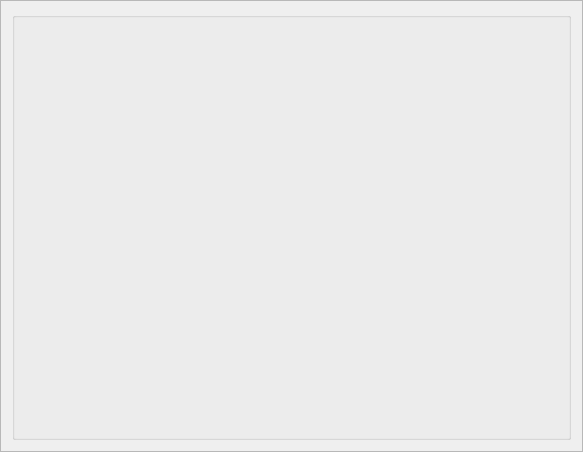
Old version of the form ui/framstats.ui in the repository flagage/volleyclubstats.
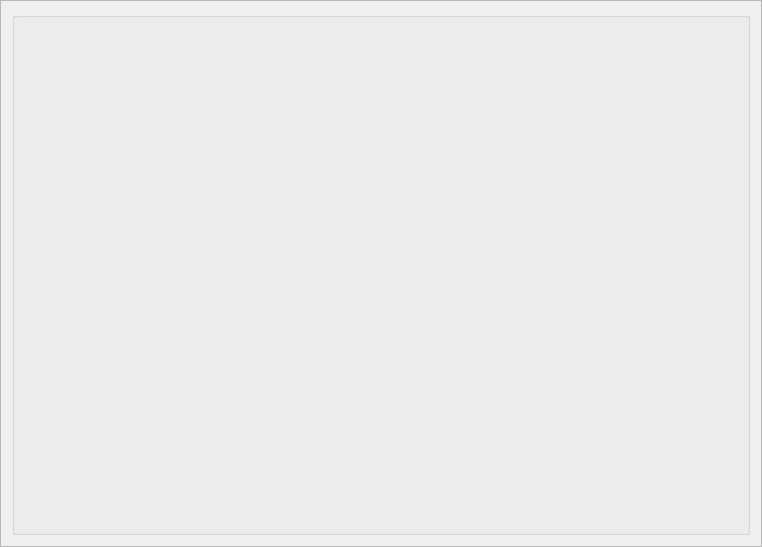
New version of the form.

Diff of the .ui file:
```diff
--- a/ui/framstats.ui
+++ b/ui/framstats.ui
@@ -6,8 +6,8 @@
    <rect>
     <x>0</x>
     <y>0</y>
-    <width>583</width>
-    <height>452</height>
+    <width>762</width>
+    <height>547</height>
    </rect>
   </property>
   <property name="windowTitle">
```
